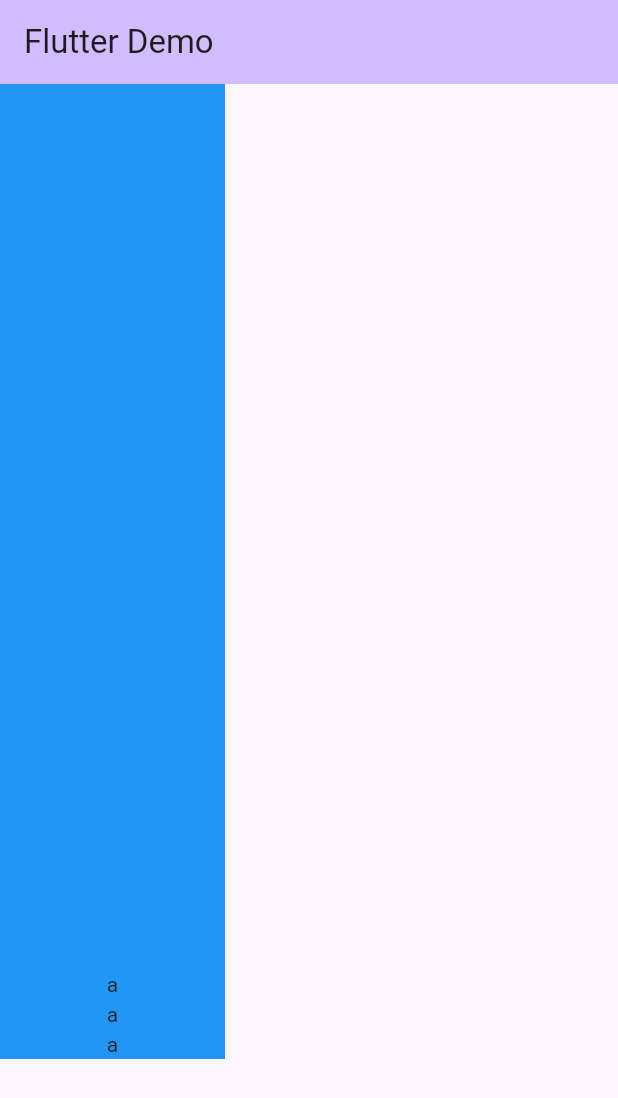
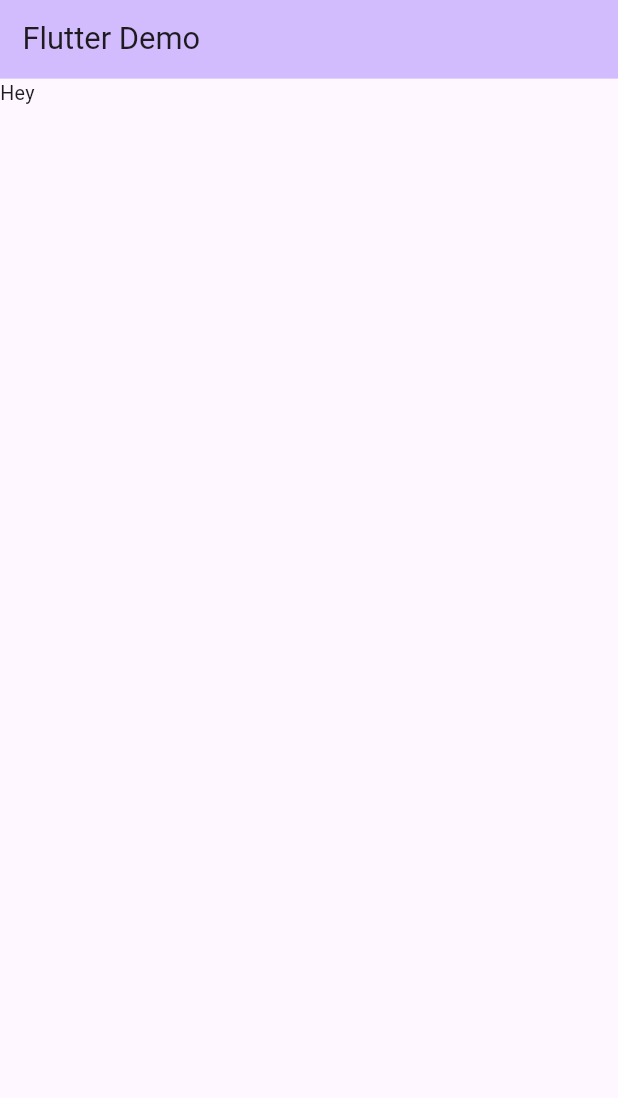
Before and after one commit to OsmanCanCinar/BackToFlutter, a Flutter app: the screen it shows after launch, on a phone screen of 412 x 824 dp. Shown: the top 1098 px of the screen. Run offline on Flutter 3.47's test engine with Material 3 defaults, Android fonts, the phone set to English and light mode, and no system bars.

```diff
--- a/lib/main.dart
+++ b/lib/main.dart
@@ -1,7 +1,4 @@
-import 'package:flutter/cupertino.dart';
 import 'package:flutter/material.dart';
-import 'package:flutter/painting.dart';
-import 'package:flutter/widgets.dart';
 
 void main() {
   runApp(const MyApp());
@@ -41,19 +38,60 @@ class _MyHomePageState extends State<MyHomePage> {
 
   @override
   Widget build(BuildContext context) {
-    return Scaffold(
+
+    //For adaptiveness
+    final mediaQuery = MediaQuery.of(context);
+    final screenSize = mediaQuery.size;
+    final desiredWith = 440.0;
+    final ratio = screenSize.width / desiredWith;
+
+    return FractionallySizedBox(
+      widthFactor: 1 / ratio,
+      heightFactor: 1 / ratio,
+      child: Transform.scale(
+        scale: ratio,
+        child: MediaQuery(
+          data: mediaQuery.copyWith(
+            viewInsets: mediaQuery.viewInsets.copyWith(
+              bottom: mediaQuery.viewInsets.bottom / ratio,
+            )
+          ),
+          child: Scaffold(
             appBar: AppBar(
               backgroundColor: Theme.of(context).colorScheme.inversePrimary,
               title: const Text('Flutter Demo'),
+
             ),
-      body: Stack(fit: StackFit.loose, children: [
+            body: const Column(
+              mainAxisSize: MainAxisSize.max,
+              children: [
+                  Text('Hey'),
+              ],
+            ),
+            // body: const StackWidget(),
+            // body: const LayoutWidget(),
+          ),
+        ),
+      ),
+    );
+  }
+}
+
+class StackWidget extends StatelessWidget {
+  const StackWidget({
+    super.key,
+  });
+
+  @override
+  Widget build(BuildContext context) {
+    return Stack(fit: StackFit.loose, children: [
       Positioned(
         bottom: 100,
         left: 100,
         child: Container(
           color: Colors.red,
           child: const Row(
-              mainAxisSize: MainAxisSize.max,
+            mainAxisSize: MainAxisSize.min,
             mainAxisAlignment: MainAxisAlignment.end,
             children: [
               Text('a'),
@@ -76,8 +114,7 @@ class _MyHomePageState extends State<MyHomePage> {
           ],
         ),
       ),
-      ]),
-    );
+    ]);
   }
 }
 
```
Lines whose indentation alone changed are shown as unchanged.
